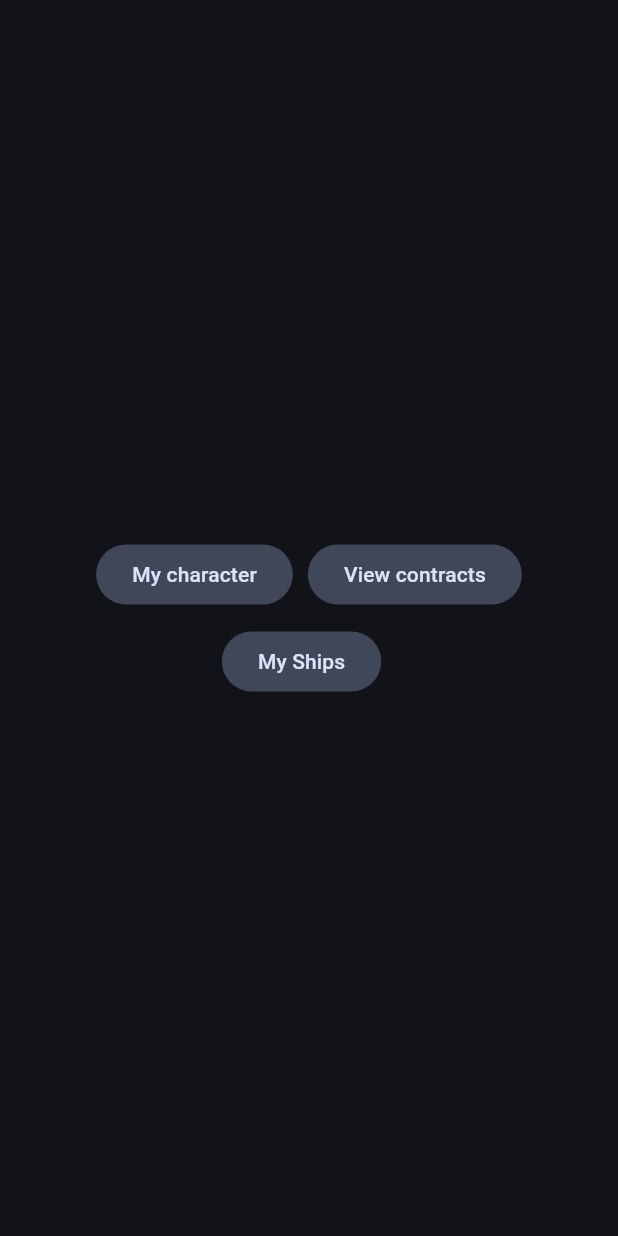
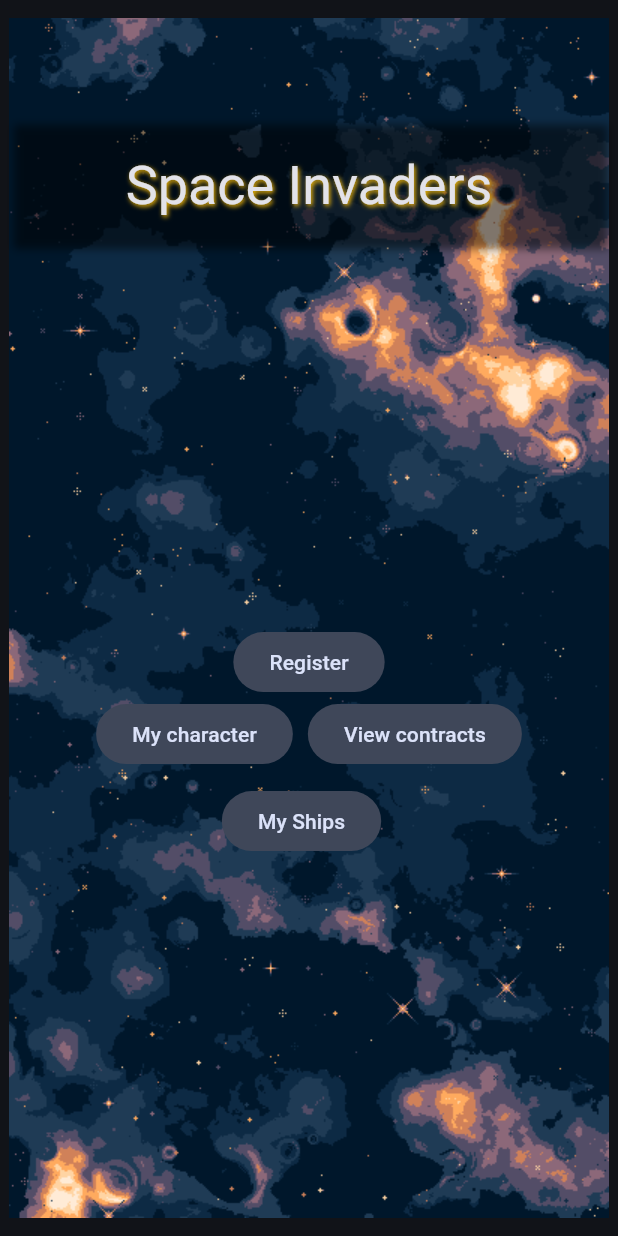
Before and after one commit to Tudor-Anitas/SpaceTraders, a Flutter app: the screen it shows after launch, on a phone screen of 412 x 824 dp. Run offline on Flutter 3.47's test engine with Material 3 defaults, Android fonts, the phone set to English and light mode, and no system bars; our stand-ins replace bloc, dio, equatable, flutter_bloc, go_router, google_fonts; Roboto replaces fonts that are missing (Silkscreen).

Commit message:
Add android support
- add background for home screen
- create register button UI

```diff
--- /dev/null
+++ b/lib/asset_strings.dart
@@ -0,0 +1,3 @@
+class AssetStrings {
+  static const background = 'lib/assets/images/background.png';
+}
--- /dev/null
+++ b/lib/components/headline.dart
@@ -0,0 +1,30 @@
+import 'package:flutter/material.dart';
+
+class Headline extends StatelessWidget {
+  final String title;
+  const Headline({super.key, required this.title});
+
+  @override
+  Widget build(BuildContext context) {
+    return Container(
+      height: double.minPositive,
+      decoration: BoxDecoration(boxShadow: [
+        BoxShadow(
+            offset: const Offset(1, 1),
+            blurRadius: 4,
+            color: Colors.black.withOpacity(0.5))
+      ]),
+      child: Center(
+        child: Text(
+          title,
+          style: Theme.of(context).textTheme.headlineLarge!.copyWith(
+            fontSize: 36,
+            shadows: const [
+              Shadow(offset: Offset(1, 1), blurRadius: 4, color: Colors.amber)
+            ],
+          ),
+        ),
+      ),
+    );
+  }
+}
--- /dev/null
+++ b/lib/components/sizes.dart
@@ -0,0 +1,3 @@
+class Sizes {
+  static const space_10 = 10.0;
+}
--- a/lib/main.dart
+++ b/lib/main.dart
@@ -19,7 +19,7 @@ class MainApp extends StatelessWidget {
     return MultiBlocProvider(
       providers: [BlocProvider(create: (context) => HomeCubit())],
       child: MaterialApp.router(
-        theme: themeData,
+        theme: themeData(),
         routerConfig: router,
       ),
     );
--- a/lib/pages/home_page.dart/home.dart
+++ /dev/null
@@ -1,53 +0,0 @@
-import 'package:flutter/material.dart';
-import 'package:space_traders/pages/home_page.dart/contracts/contracts.dart';
-import 'package:space_traders/pages/home_page.dart/my_character.dart';
-import 'package:space_traders/pages/home_page.dart/ships/ships.dart';
-
-class HomePage extends StatelessWidget {
-  const HomePage({super.key});
-
-  @override
-  Widget build(BuildContext context) {
-    double screenHeight = MediaQuery.of(context).size.height;
-    double screenWidth = MediaQuery.of(context).size.width;
-    return Scaffold(
-      body: SizedBox(
-        height: screenHeight,
-        width: screenWidth,
-        child: Center(
-          child: Padding(
-            padding: EdgeInsets.symmetric(horizontal: screenWidth * 0),
-            child: const Column(
-              mainAxisAlignment: MainAxisAlignment.center,
-              children: [
-                Row(
-                  mainAxisAlignment: MainAxisAlignment.center,
-                  children: [
-                    MyCharacter(),
-                    SizedBox(
-                      width: 10,
-                    ),
-                    MyContacts()
-                  ],
-                ),
-                SizedBox(
-                  height: 10,
-                ),
-                Row(
-                  mainAxisAlignment: MainAxisAlignment.center,
-                  children: [
-                    MyShips(),
-                    SizedBox(
-                      width: 10,
-                    ),
-                    // MyContacts()
-                  ],
-                ),
-              ],
-            ),
-          ),
-        ),
-      ),
-    );
-  }
-}
--- a/lib/pages/home_page.dart/contracts/contracts.dart
+++ b/lib/pages/home_page/contracts/contracts.dart
@@ -4,8 +4,8 @@ import 'package:space_traders/blocs/home/home_cubit.dart';
 import 'package:space_traders/components/custom_button.dart';
 import 'package:space_traders/components/popup.dart';
 
-import 'package:space_traders/pages/home_page.dart/contracts/contracts_page.dart';
-import 'package:space_traders/pages/home_page.dart/contracts/details_page.dart';
+import 'package:space_traders/pages/home_page/contracts/contracts_page.dart';
+import 'package:space_traders/pages/home_page/contracts/details_page.dart';
 
 class MyContacts extends StatelessWidget {
   const MyContacts({super.key});
--- /dev/null
+++ b/lib/pages/home_page/home.dart
@@ -0,0 +1,72 @@
+import 'package:flutter/material.dart';
+import 'package:space_traders/asset_strings.dart';
+import 'package:space_traders/components/headline.dart';
+import 'package:space_traders/components/sizes.dart';
+import 'package:space_traders/pages/home_page/contracts/contracts.dart';
+import 'package:space_traders/pages/home_page/my_character.dart';
+import 'package:space_traders/pages/home_page/register.dart';
+import 'package:space_traders/pages/home_page/ships/ships.dart';
+
+class HomePage extends StatelessWidget {
+  const HomePage({super.key});
+
+  @override
+  Widget build(BuildContext context) {
+    double screenHeight = MediaQuery.of(context).size.height;
+    double screenWidth = MediaQuery.of(context).size.width;
+    return Scaffold(
+      body: Container(
+        height: screenHeight,
+        width: screenWidth,
+        padding: const EdgeInsets.symmetric(horizontal: 8),
+        decoration: const BoxDecoration(
+          image: DecorationImage(
+            image: AssetImage(AssetStrings.background),
+          ),
+        ),
+        child: const Column(
+          mainAxisAlignment: MainAxisAlignment.center,
+          children: [
+            Expanded(
+              flex: 10,
+              child: SizedBox(),
+            ),
+            Expanded(flex: 10, child: Headline(title: 'Space Invaders')),
+            Expanded(
+              flex: 80,
+              child: Column(
+                mainAxisAlignment: MainAxisAlignment.center,
+                children: [
+                  Register(),
+                  Row(
+                    mainAxisAlignment: MainAxisAlignment.center,
+                    children: [
+                      MyCharacter(),
+                      SizedBox(
+                        width: Sizes.space_10,
+                      ),
+                      MyContacts()
+                    ],
+                  ),
+                  SizedBox(
+                    height: Sizes.space_10,
+                  ),
+                  Row(
+                    mainAxisAlignment: MainAxisAlignment.center,
+                    children: [
+                      MyShips(),
+                      SizedBox(
+                        width: Sizes.space_10,
+                      ),
+                      // MyContacts()
+                    ],
+                  ),
+                ],
+              ),
+            )
+          ],
+        ),
+      ),
+    );
+  }
+}
--- /dev/null
+++ b/lib/pages/home_page/register.dart
@@ -0,0 +1,49 @@
+import 'package:flutter/material.dart';
+import 'package:space_traders/components/custom_button.dart';
+import 'package:space_traders/components/popup.dart';
+import 'package:space_traders/components/sizes.dart';
+
+class Register extends StatelessWidget {
+  const Register({super.key});
+
+  @override
+  Widget build(BuildContext context) {
+    return CustomButton(
+        onPressed: () async {
+          if (context.mounted) {
+            return showDialog(
+              context: context,
+              builder: (context) => CustomDialog(
+                title: 'My character',
+                child: Column(
+                  children: [
+                    const Expanded(
+                        flex: 10, child: Text('Name your character')),
+                    Expanded(
+                      flex: 90,
+                      child: Column(
+                        mainAxisAlignment: MainAxisAlignment.center,
+                        children: [
+                          TextFormField(
+                            decoration: InputDecoration(
+                              border: OutlineInputBorder(
+                                borderRadius: BorderRadius.circular(12),
+                              ),
+                            ),
+                          ),
+                          const SizedBox(
+                            height: Sizes.space_10,
+                          ),
+                          CustomButton(text: 'Register', onPressed: () {}),
+                        ],
+                      ),
+                    )
+                  ],
+                ),
+              ),
+            );
+          }
+        },
+        text: 'Register');
+  }
+}
--- a/lib/router.dart
+++ b/lib/router.dart
@@ -1,5 +1,5 @@
 import 'package:go_router/go_router.dart';
-import 'package:space_traders/pages/home_page.dart/home.dart';
+import 'package:space_traders/pages/home_page/home.dart';
 
 final router = GoRouter(
   routes: [GoRoute(path: '/', builder: (context, state) => const HomePage())],
--- a/lib/theme.dart
+++ b/lib/theme.dart
@@ -1,6 +1,12 @@
 import 'package:flutter/material.dart';
+import 'package:google_fonts/google_fonts.dart';
 
-var themeData = ThemeData(
-    useMaterial3: true,
-    colorSchemeSeed: Colors.blueAccent,
-    brightness: Brightness.dark);
+ThemeData themeData() {
+  var themeData = ThemeData(
+      useMaterial3: true,
+      colorSchemeSeed: Colors.blueAccent,
+      brightness: Brightness.dark);
+
+  return themeData.copyWith(
+      textTheme: GoogleFonts.silkscreenTextTheme(themeData.textTheme));
+}
--- a/pubspec.yaml
+++ b/pubspec.yaml
@@ -16,6 +16,7 @@ dependencies:
   freezed_annotation: any
   flutter_bloc: ^8.1.3
   go_router: ^12.1.1
+  google_fonts: ^6.1.0
 
 dev_dependencies:
   flutter_test:
@@ -27,3 +28,5 @@ dev_dependencies:
 
 flutter:
   uses-material-design: true
+  assets:
+    - lib/assets/images/
```
Also changed, not shown: lib/assets/images/background.png (added), lib/pages/home_page/contracts/contracts_page.dart (renamed from lib/pages/home_page.dart/contracts/contracts_page.dart), lib/pages/home_page/contracts/details_page.dart (renamed from lib/pages/home_page.dart/contracts/details_page.dart), lib/pages/home_page/my_character.dart (renamed from lib/pages/home_page.dart/my_character.dart), lib/pages/home_page/ships/ships.dart (renamed from lib/pages/home_page.dart/ships/ships.dart), pubspec.lock, 21 other files.
